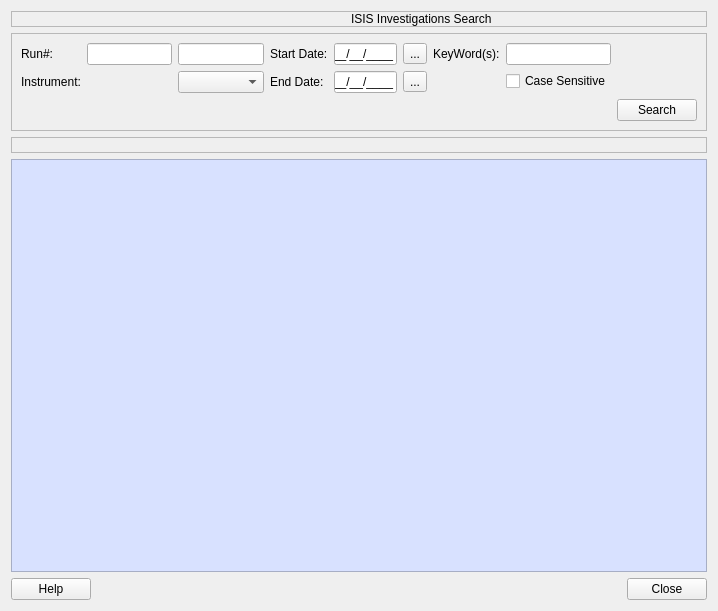
Before: the Qt Designer form Code/qtiplot/MantidQt/MantidWidgets/inc/ICatSearch.ui in mantidproject/mantid, drawn with Qt 5.
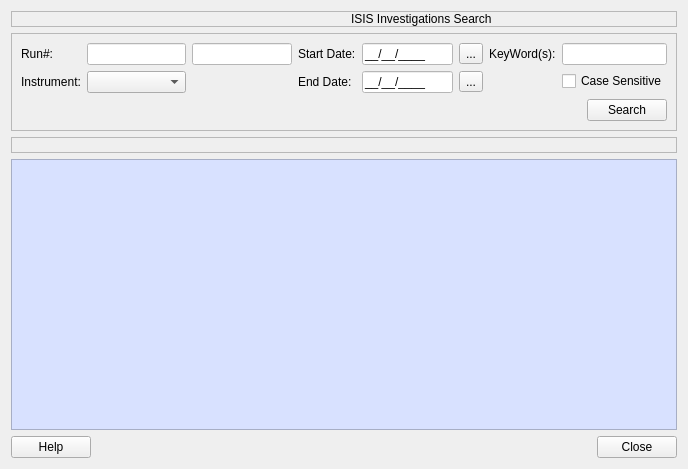
After: the same form once the commit is applied. Icons and pictures are not drawn.

Commit message: re#1551 - some changes for Search widgets Layouts. Also the style sheet of search widgets combo box's  is changed, now the combo box's pop-up view's  scroll bar shows up and down arrow buttons. The data type of ICat investigation id in table workspace changed from long long to int64_t Now ICat Search works in Linux ,I need to check this works in Mac.

Patch:
```diff
--- a/Code/qtiplot/MantidQt/MantidWidgets/inc/ICatSearch.ui
+++ b/Code/qtiplot/MantidQt/MantidWidgets/inc/ICatSearch.ui
@@ -5,8 +5,8 @@
    <rect>
     <x>0</x>
     <y>0</y>
-    <width>718</width>
-    <height>611</height>
+    <width>688</width>
+    <height>469</height>
    </rect>
   </property>
   <property name="windowTitle" >
@@ -38,7 +38,7 @@
       <enum>QFrame::StyledPanel</enum>
      </property>
      <property name="frameShadow" >
-      <enum>QFrame::Plain</enum>
+      <enum>QFrame::Sunken</enum>
      </property>
      <layout class="QGridLayout" name="gridLayout_4" >
       <item row="0" column="0" >
@@ -58,6 +58,9 @@
           <property name="statusTip" >
            <string/>
           </property>
+          <property name="styleSheet" >
+           <string notr="true" >background-color: rgb(255, 255, 255);</string>
+          </property>
           <property name="inputMask" >
            <string/>
           </property>
@@ -71,6 +74,9 @@
           <property name="toolTip" >
            <string>End Run Number</string>
           </property>
+          <property name="styleSheet" >
+           <string notr="true" >background-color: rgb(255, 255, 255);</string>
+          </property>
           <property name="inputMask" >
            <string/>
           </property>
@@ -83,11 +89,14 @@
           </property>
          </widget>
         </item>
-        <item row="1" column="2" >
+        <item row="1" column="1" >
          <widget class="QComboBox" name="instrumentBox" >
           <property name="toolTip" >
            <string/>
           </property>
+          <property name="styleSheet" >
+           <string notr="true" >QComboBox#instrumentBox QListView{background-color: white;background-image: url(ICatComboBackground.png);background-attachment: scroll;}QComboBox#instrumentBox QListView QScrollBar:vertical{background-image: url(:/images/ICatComboVScrollbar.png); background-repeat: repeat-y; width: 17px; height:20px;} </string>
+          </property>
          </widget>
         </item>
        </layout>
@@ -106,6 +115,9 @@
           <property name="toolTip" >
            <string>Start Date in DD/MM/YYYY format</string>
           </property>
+          <property name="styleSheet" >
+           <string notr="true" >background-color: rgb(255, 255, 255);</string>
+          </property>
           <property name="inputMask" >
            <string>00/00/0000;_</string>
           </property>
@@ -133,6 +145,9 @@
           <property name="toolTip" >
            <string>End Date in DD/MM/YYYY format</string>
           </property>
+          <property name="styleSheet" >
+           <string notr="true" >background-color: rgb(255, 255, 255);</string>
+          </property>
           <property name="inputMask" >
            <string>00/00/0000;_</string>
           </property>
@@ -152,16 +167,13 @@
       </item>
       <item row="0" column="2" >
        <layout class="QGridLayout" name="gridLayout_3" >
-        <item row="0" column="0" >
-         <widget class="QLabel" name="keywordsLabel" >
-          <property name="text" >
-           <string>KeyWord(s):</string>
+        <item row="0" column="1" >
+         <widget class="QLineEdit" name="keywordslineEdit" >
+          <property name="styleSheet" >
+           <string notr="true" >background-color: rgb(255, 255, 255);</string>
           </property>
          </widget>
         </item>
-        <item row="0" column="1" >
-         <widget class="QLineEdit" name="keywordslineEdit" />
-        </item>
         <item row="1" column="1" >
          <widget class="QCheckBox" name="casesensitiveBox" >
           <property name="toolTip" >
@@ -172,9 +184,31 @@
           </property>
          </widget>
         </item>
+        <item row="0" column="0" >
+         <widget class="QLabel" name="keywordsLabel" >
+          <property name="text" >
+           <string>KeyWord(s):</string>
+          </property>
+         </widget>
+        </item>
        </layout>
       </item>
-      <item row="1" column="3" >
+      <item row="1" column="0" colspan="3" >
+       <layout class="QHBoxLayout" name="horizontalLayout_2" >
+        <item>
+         <spacer name="horizontalSpacer" >
+          <property name="orientation" >
+           <enum>Qt::Horizontal</enum>
+          </property>
+          <property name="sizeHint" stdset="0" >
+           <size>
+            <width>598</width>
+            <height>20</height>
+           </size>
+          </property>
+         </spacer>
+        </item>
+        <item>
        <widget class="QPushButton" name="searchButton" >
         <property name="toolTip" >
          <string>Search Investigations</string>
@@ -183,6 +217,8 @@
          <string>Search</string>
         </property>
        </widget>
+        </item>
+       </layout>
       </item>
      </layout>
     </widget>
```
Lines whose indentation alone changed are shown as unchanged. The commit also changes 7 other files.
